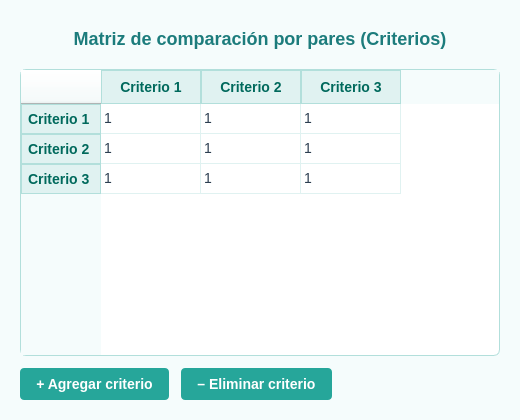
Old version of the form Desktop/ASIA_HAR_DESKTOP/ui/resources/criteriaTable.ui in the repository ahg00048/ASIA_HAR_PARA_EL_DIAGNOSTICO.
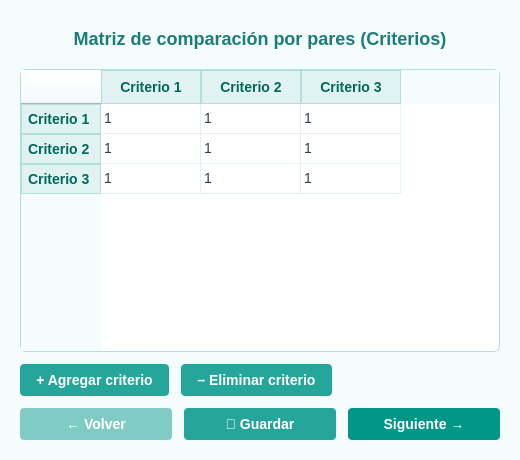
New version of the form.

What changed in the file:
```diff
--- a/Desktop/ASIA_HAR_DESKTOP/ui/resources/criteriaTable.ui
+++ b/Desktop/ASIA_HAR_DESKTOP/ui/resources/criteriaTable.ui
@@ -7,7 +7,7 @@
     <x>0</x>
     <y>0</y>
     <width>520</width>
-    <height>420</height>
+    <height>460</height>
    </rect>
   </property>
   <property name="windowTitle">
@@ -57,6 +57,24 @@
     QPushButton:pressed {
         background-color: #00796B;
     }
+    QPushButton#backButton {
+        background-color: #80CBC4;
+    }
+    QPushButton#backButton:hover {
+        background-color: #4DB6AC;
+    }
+    QPushButton#saveButton {
+        background-color: #26A69A;
+    }
+    QPushButton#saveButton:hover {
+        background-color: #00897B;
+    }
+    QPushButton#nextButton {
+        background-color: #009688;
+    }
+    QPushButton#nextButton:hover {
+        background-color: #00796B;
+    }
    </string>
   </property>
   <layout class="QVBoxLayout" name="verticalLayout">
@@ -216,6 +234,43 @@
      </item>
     </layout>
    </item>
+   <item>
+    <layout class="QHBoxLayout" name="navigationLayout">
+     <property name="spacing">
+      <number>12</number>
+     </property>
+     <item>
+      <widget class="QPushButton" name="backButton">
+       <property name="text">
+        <string>← Volver</string>
+       </property>
+       <property name="toolTip">
+        <string>Regresar a la vista anterior</string>
+       </property>
+      </widget>
+     </item>
+     <item>
+      <widget class="QPushButton" name="saveButton">
+       <property name="text">
+        <string>💾 Guardar</string>
+       </property>
+       <property name="toolTip">
+        <string>Guardar el estado actual de la matriz</string>
+       </property>
+      </widget>
+     </item>
+     <item>
+      <widget class="QPushButton" name="nextButton">
+       <property name="text">
+        <string>Siguiente →</string>
+       </property>
+       <property name="toolTip">
+        <string>Avanzar a la tabla de alternativas</string>
+       </property>
+      </widget>
+     </item>
+    </layout>
+   </item>
   </layout>
  </widget>
  <resources/>
```
